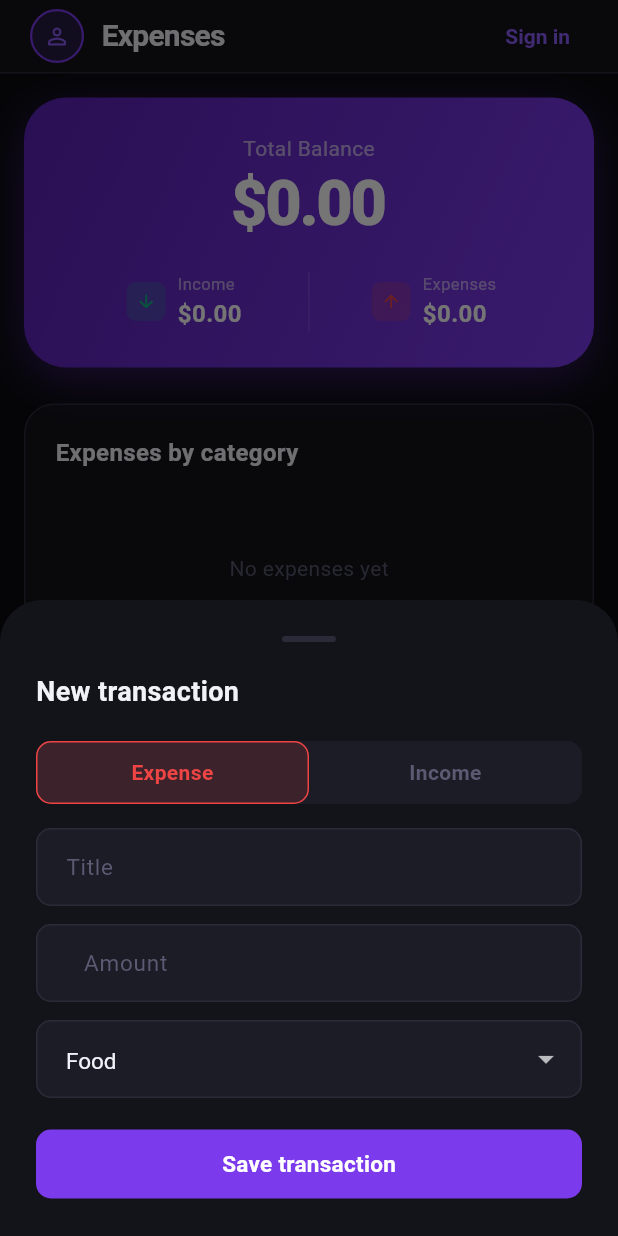
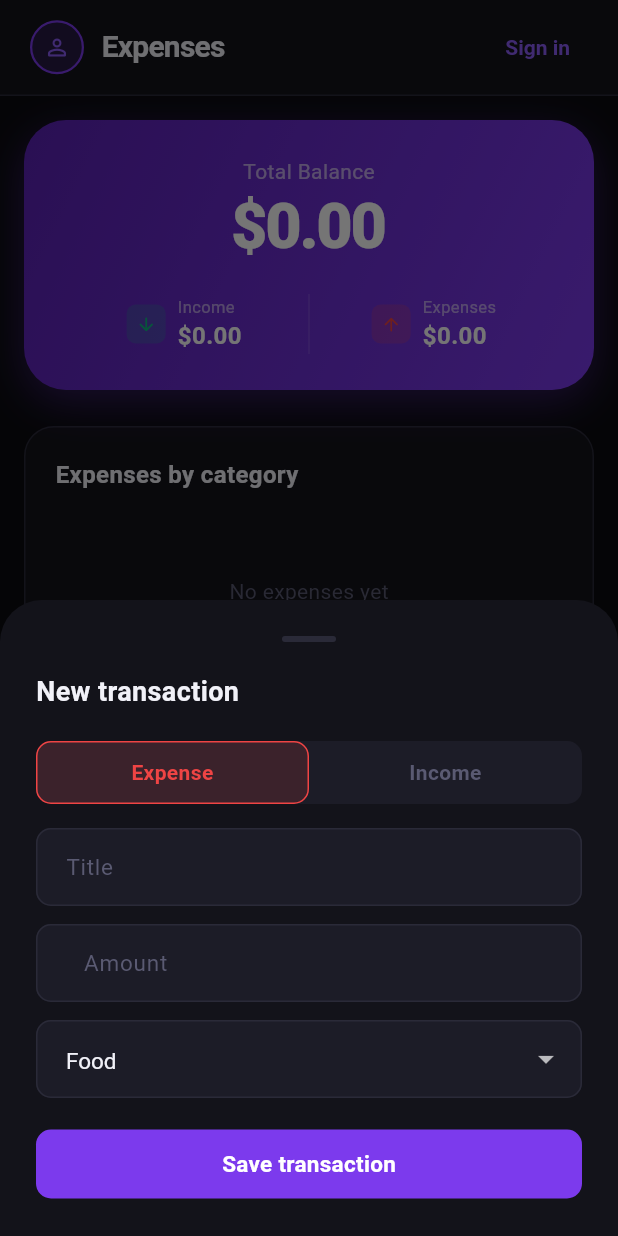
Before and after one commit to MichelJarjoura/Life-Tracker, a Flutter app: the screen it shows after launch, after a tap on "Add", on a phone screen of 412 x 824 dp. Run offline on Flutter 3.47's test engine with Material 3 defaults, Android fonts, the phone set to English and light mode, and no system bars; our stand-ins replace fl_chart, get, shared_preferences, supabase_flutter, table_calendar; accounts and stored records are empty; Roboto replaces fonts that are missing (SF Pro Display).

Commit message:
fixing overlaped UI

```diff
--- a/lib/main.dart
+++ b/lib/main.dart
@@ -43,7 +43,7 @@ class TrackerApp extends StatelessWidget {
   Widget build(BuildContext context) {
     return GetMaterialApp(
       debugShowCheckedModeBanner: false,
-      title: 'Liquidity Tracker',
+      title: 'Life Tracker',
       theme: AppTheme.dark,
       initialRoute: AppRoutes.main,
       getPages: AppPages.pages,
--- a/lib/views/main_view.dart
+++ b/lib/views/main_view.dart
@@ -15,10 +15,14 @@ class MainView extends StatelessWidget {
   Widget build(BuildContext context) {
     final nav = Get.find<NavBarController>();
     final auth = Get.find<AuthController>();
+    final topInset = MediaQuery.paddingOf(context).top;
 
     return Scaffold(
       backgroundColor: AppColors.bg,
-      appBar: _AppBar(nav: nav, auth: auth),
+      appBar: PreferredSize(
+        preferredSize: Size.fromHeight(64 + topInset),
+        child: _AppBarChrome(topInset: topInset, nav: nav, auth: auth),
+      ),
       body: Obx(
         () => IndexedStack(
           index: nav.selectedIndex.value,
@@ -32,13 +36,15 @@ class MainView extends StatelessWidget {
 
 // ─── Top App Bar ──────────────────────────────────────────────────────────────
 
-class _AppBar extends StatelessWidget implements PreferredSizeWidget {
-  const _AppBar({required this.nav, required this.auth});
+class _AppBarChrome extends StatelessWidget {
+  const _AppBarChrome({
+    required this.topInset,
+    required this.nav,
+    required this.auth,
+  });
+  final double topInset;
   final NavBarController nav;
   final AuthController auth;
-
-  @override
-  Size get preferredSize => const Size.fromHeight(64);
 
   @override
   Widget build(BuildContext context) {
@@ -47,11 +53,12 @@ class _AppBar extends StatelessWidget implements PreferredSizeWidget {
         color: AppColors.surface,
         border: Border(bottom: BorderSide(color: AppColors.border)),
       ),
-      child: SafeArea(
-        bottom: false,
-        child: Padding(
-          padding: const EdgeInsets.symmetric(horizontal: 20),
+      padding: EdgeInsets.only(top: topInset, left: 20, right: 20),
+      alignment: Alignment.bottomCenter,
+      child: SizedBox(
+        height: 64,
         child: Row(
+          crossAxisAlignment: CrossAxisAlignment.center,
           children: [
             // Avatar / Profile icon
             GestureDetector(
@@ -113,7 +120,6 @@ class _AppBar extends StatelessWidget implements PreferredSizeWidget {
           ],
         ),
       ),
-      ),
     );
   }
 }
@@ -127,7 +133,7 @@ class _BottomNav extends StatelessWidget {
   @override
   Widget build(BuildContext context) {
     return SafeArea(
-    Container(
+      child: Container(
         decoration: const BoxDecoration(
           color: AppColors.surface,
           border: Border(top: BorderSide(color: AppColors.border)),
```
Also changed, not shown: lib/views/expenses/expenses_screen.dart (+50 -21 lines). Lines whose indentation alone changed are shown as unchanged.
